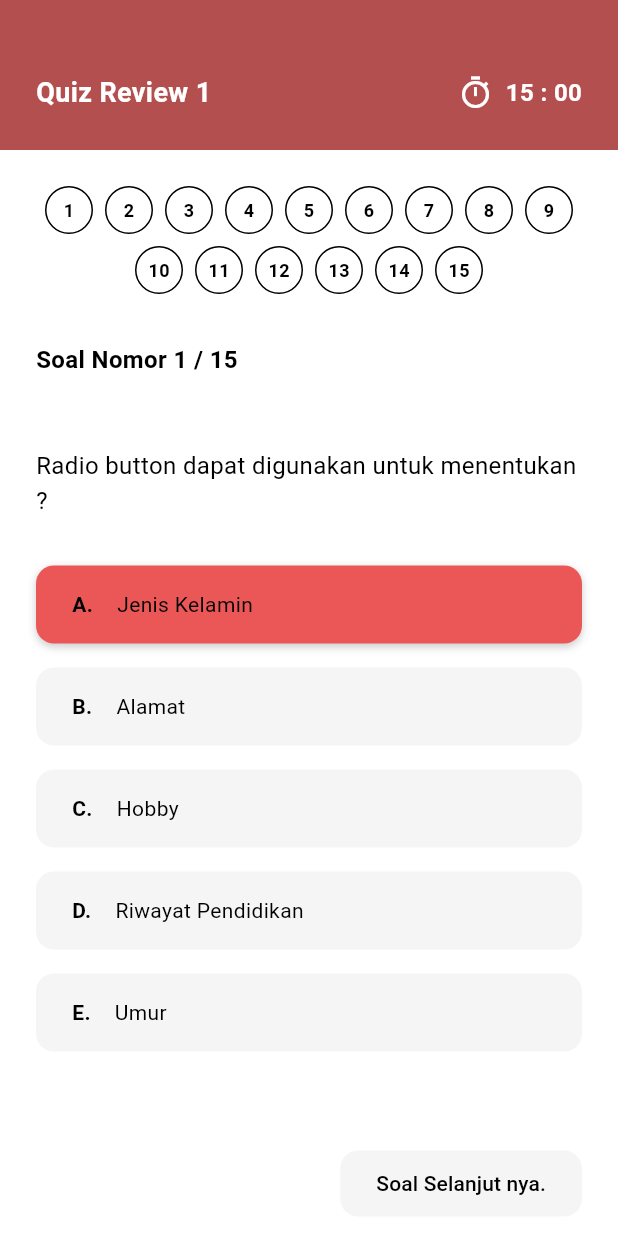
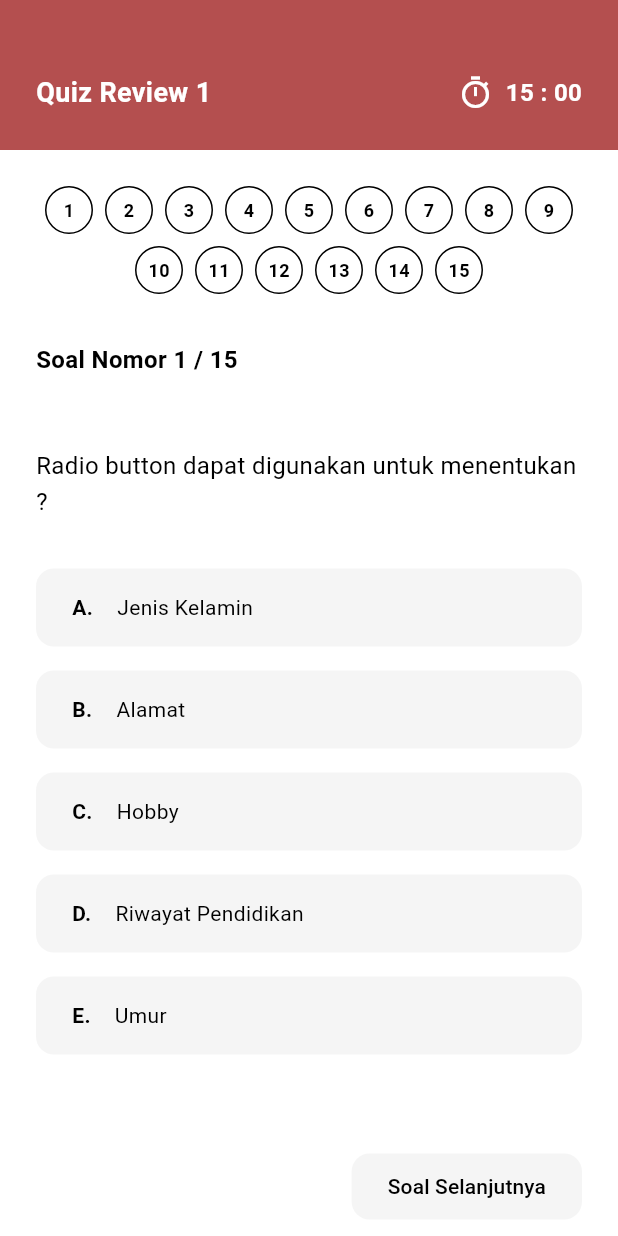
Before and after one commit to Yogaseptiandwipratama/telkom, a Flutter app: the TakeQuizPage screen opened directly, on a phone screen of 412 x 824 dp. Run offline on Flutter 3.47's test engine with Material 3 defaults, Android fonts, the phone set to English and light mode, and no system bars.

Commit message:
menambahkan tampilan kuis 2

```diff
--- a/lib/presentation/pages/take_quiz_page.dart
+++ b/lib/presentation/pages/take_quiz_page.dart
@@ -10,7 +10,39 @@ class TakeQuizPage extends StatefulWidget {
 class _TakeQuizPageState extends State<TakeQuizPage> {
   int _currentQuestionIndex = 0;
   final int _totalQuestions = 15;
-  String _selectedOption = 'A'; // Default selected for demo
+
+  // Track selected answers: index -> option label (e.g., 'A')
+  final Map<int, String> _answers = {};
+
+  final List<Map<String, dynamic>> _questions = [
+    {
+      'question': 'Radio button dapat digunakan untuk menentukan ?',
+      'options': [
+        {'label': 'A', 'text': 'Jenis Kelamin'},
+        {'label': 'B', 'text': 'Alamat'},
+        {'label': 'C', 'text': 'Hobby'},
+        {'label': 'D', 'text': 'Riwayat Pendidikan'},
+        {'label': 'E', 'text': 'Umur'},
+      ],
+    },
+    {
+      'question':
+          'Dalam perancangan web yang baik, untuk teks yang menyampaikan isi konten digunakan font yang sama di setiap halaman, ini merupakan salah satu tujuan yaitu ?',
+      'options': [
+        {'label': 'A', 'text': 'Intergrasi'},
+        {'label': 'B', 'text': 'Standarisasi'},
+        {'label': 'C', 'text': 'Konsistensi'},
+        {'label': 'D', 'text': 'Koefensi'},
+        {'label': 'E', 'text': 'Koreksi'},
+      ],
+    },
+    // Add placeholders for other questions if needed or just handle index check
+  ];
+
+  @override
+  void initState() {
+    super.initState();
+  }
 
   @override
   Widget build(BuildContext context) {
@@ -73,25 +105,31 @@ class _TakeQuizPageState extends State<TakeQuizPage> {
   }
 
   Widget _buildQuestionNavigator() {
-    return Center( // Center the numbers slightly? Figma looks kinda centered or full width?
-      // Figma shows them in two rows maybe? 1-10 then 11-15.
+    return Center(
       child: Wrap(
         spacing: 8,
         runSpacing: 8,
         alignment: WrapAlignment.center,
         children: List.generate(_totalQuestions, (index) {
           int questionNumber = index + 1;
-          bool isCurrent = index == 0; // Highlight first one for demo
+          bool isAnswered = _answers.containsKey(index);
+
+          Color circleColor;
+           if (index == _currentQuestionIndex) {
+             circleColor = Colors.white; // Current question is always white (active)
+           } else if (isAnswered) {
+             circleColor = const Color(0xFF2ECC71); // Answered & not current
+           } else {
+             circleColor = Colors.white; // Default
+           }
+
           return Container(
             width: 32,
-            height: 32, // Check circle size
+            height: 32,
             decoration: BoxDecoration(
               shape: BoxShape.circle,
               border: Border.all(color: Colors.black),
-              color: isCurrent ? Colors.white : Colors.white, // In Figma all seem white with black border, active one maybe same?
-              // Wait, image shows all regular. Maybe none selected visually active in the navigator,
-              // or just regular list.
-              // Let's stick to simple black border.
+              color: circleColor,
             ),
             child: Center(
               child: Text(
@@ -110,42 +148,60 @@ class _TakeQuizPageState extends State<TakeQuizPage> {
   }
 
   Widget _buildQuestionContent() {
+    // If index out of bounds of our dummy data, show generic placeholder or repeat last
+    final questionData = _currentQuestionIndex < _questions.length
+        ? _questions[_currentQuestionIndex]
+        : {
+            'question': 'Contoh soal nomor ${_currentQuestionIndex + 1} ...',
+            'options': [
+               {'label': 'A', 'text': 'Pilihan A'},
+               {'label': 'B', 'text': 'Pilihan B'},
+            ]
+          };
+
+    final questionText = questionData['question'] as String;
+    final options = questionData['options'] as List<Map<String, String>>;
+
     return Column(
       crossAxisAlignment: CrossAxisAlignment.start,
       children: [
-        const Text(
-          'Soal Nomor 1 / 15',
-          style: TextStyle(
+        Text(
+          'Soal Nomor ${_currentQuestionIndex + 1} / 15',
+          style: const TextStyle(
             fontSize: 16,
             fontWeight: FontWeight.bold,
             color: Colors.black,
           ),
         ),
         const SizedBox(height: 48),
-        const Text(
-          'Radio button dapat digunakan untuk menentukan ?',
-          style: TextStyle(
+        Text(
+          questionText,
+          style: const TextStyle(
             fontSize: 16,
             color: Colors.black,
+            height: 1.5,
           ),
         ),
         const SizedBox(height: 32),
 
         // Options
-        _buildOption('A.', 'Jenis Kelamin', true),
-        _buildOption('B.', 'Alamat', false),
-        _buildOption('C.', 'Hobby', false),
-        _buildOption('D.', 'Riwayat Pendidikan', false),
-        _buildOption('E.', 'Umur', false),
+        ...options.map((opt) => _buildOption(opt['label']!, opt['text']!)).toList(),
 
         const SizedBox(height: 48),
 
-        Align(
-          alignment: Alignment.centerRight,
-          child: ElevatedButton(
-            onPressed: () {},
+        Row(
+          mainAxisAlignment: MainAxisAlignment.spaceBetween,
+          children: [
+            // Previous Button
+            if (_currentQuestionIndex > 0)
+              ElevatedButton(
+                onPressed: () {
+                  setState(() {
+                    _currentQuestionIndex--;
+                  });
+                },
                 style: ElevatedButton.styleFrom(
-              backgroundColor: const Color(0xFFF5F5F5), // Light grey
+                  backgroundColor: const Color(0xFFF5F5F5),
                   foregroundColor: Colors.black,
                   elevation: 0,
                   shape: RoundedRectangleBorder(
@@ -153,18 +209,46 @@ class _TakeQuizPageState extends State<TakeQuizPage> {
                   ),
                   padding: const EdgeInsets.symmetric(horizontal: 24, vertical: 12),
                 ),
-            child: const Text('Soal Selanjut nya.'),
+                child: const Text('Soal Sebelumnya'),
+              )
+            else
+              const Spacer(), // Placeholder to keep Next button pushed to right if Prev is hidden
+
+             // Next Button
+             ElevatedButton(
+              onPressed: () {
+                setState(() {
+                  if (_currentQuestionIndex < _totalQuestions - 1) {
+                    _currentQuestionIndex++;
+                    // For demo purposes, auto-select an answer if continuing to new dummy Q?
+                    // Nah, let user select.
+                  }
+                });
+              },
+              style: ElevatedButton.styleFrom(
+                backgroundColor: const Color(0xFFF5F5F5),
+                foregroundColor: Colors.black,
+                elevation: 0,
+                shape: RoundedRectangleBorder(
+                  borderRadius: BorderRadius.circular(12),
                 ),
+                padding: const EdgeInsets.symmetric(horizontal: 24, vertical: 12),
+              ),
+              child: const Text('Soal Selanjutnya'),
+            ),
+          ],
         ),
       ],
     );
   }
 
-  Widget _buildOption(String label, String text, bool isSelected) {
+  Widget _buildOption(String label, String text) {
+    bool isSelected = _answers[_currentQuestionIndex] == label;
+
     return GestureDetector(
       onTap: () {
         setState(() {
-          _selectedOption = label.replaceAll('.', '');
+          _answers[_currentQuestionIndex] = label;
         });
       },
       child: Container(
@@ -172,24 +256,25 @@ class _TakeQuizPageState extends State<TakeQuizPage> {
         width: double.infinity,
         padding: const EdgeInsets.symmetric(vertical: 16, horizontal: 24),
         decoration: BoxDecoration(
-          color: isSelected ? const Color(0xFFEB5757) : const Color(0xFFF5F5F5), // Red option if selected, Grey if not
+          color: isSelected ? const Color(0xFFEB5757) : const Color(0xFFF5F5F5),
           borderRadius: BorderRadius.circular(12),
-          boxShadow: isSelected ? [
+          boxShadow: isSelected
+              ? [
                   BoxShadow(
                     color: Colors.black.withOpacity(0.2),
                     blurRadius: 4,
                     offset: const Offset(0, 2),
                   )
-          ] : [],
+                ]
+              : [],
         ),
         child: Row(
           children: [
             Text(
-              label,
+              '$label.',
               style: TextStyle(
                 fontWeight: FontWeight.bold,
-                color: isSelected ? Colors.black : Colors.black, // Figma shows black text on red?
-                // Looking at image: "A. Jenis Kelamin" is on Red background. Text color seems black.
+                 color: Colors.black,
               ),
             ),
             const SizedBox(width: 16),
@@ -197,7 +282,7 @@ class _TakeQuizPageState extends State<TakeQuizPage> {
               child: Text(
                 text,
                 style: TextStyle(
-                  color: isSelected ? Colors.black : Colors.black,
+                  color: Colors.black,
                 ),
               ),
             ),
```
Lines whose indentation alone changed are shown as unchanged.
